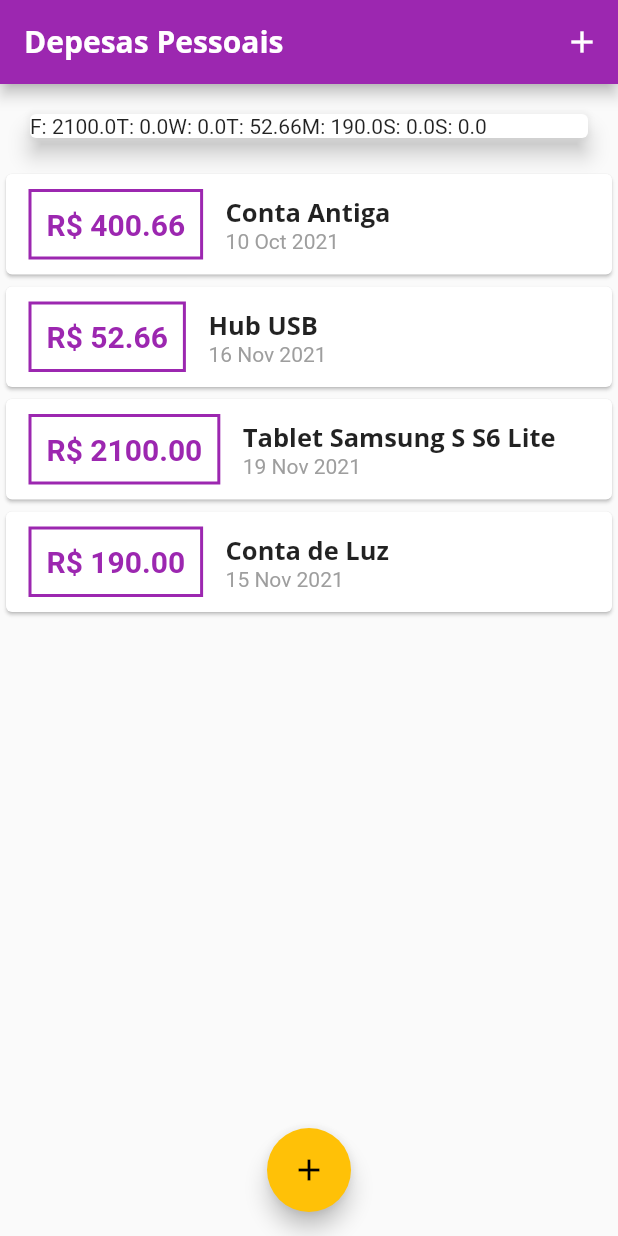
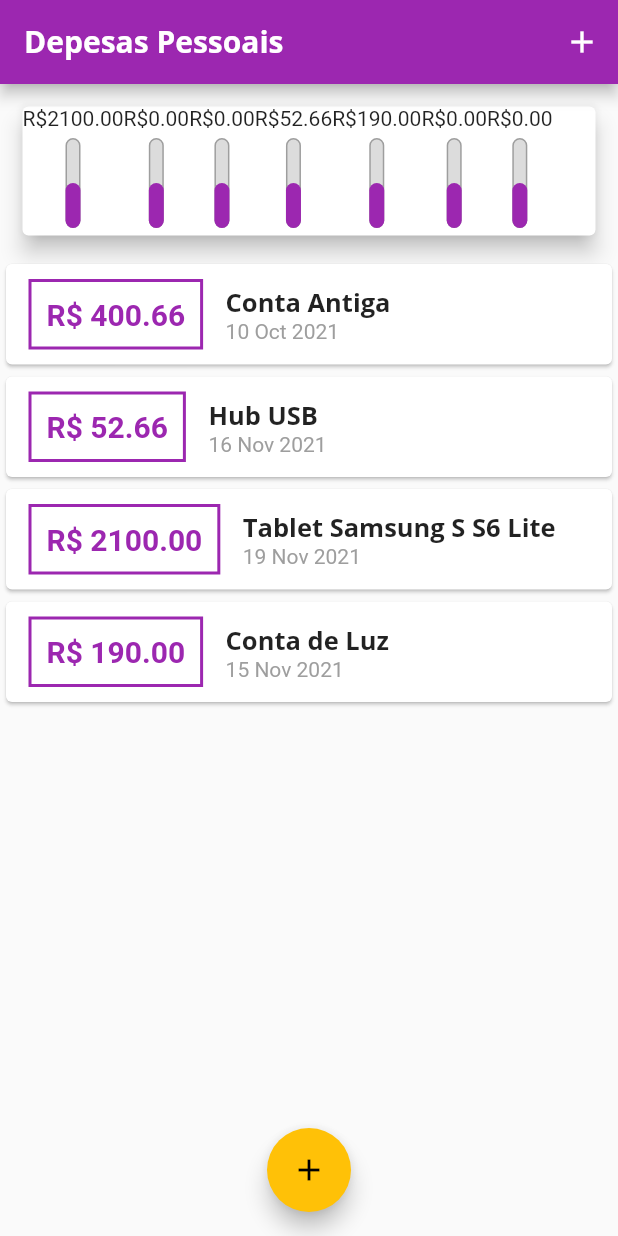
Before and after one commit to stroherdebora/Personal_Expenses, a Flutter app: the screen it shows after launch, on a phone screen of 412 x 824 dp. Run offline on Flutter 3.47's test engine with Material 2 defaults, Android fonts, the phone set to English and light mode, and no system bars.

Commit message:
added chart bar

```diff
--- a/lib/components/chart.dart
+++ b/lib/components/chart.dart
@@ -1,5 +1,6 @@
 import 'package:flutter/material.dart';
 import 'package:intl/intl.dart';
+import 'package:personal_expenses/components/chart_bar.dart';
 import 'package:personal_expenses/models/transaction.dart';
 
 class Chart extends StatelessWidget {
@@ -24,6 +25,9 @@
         }
       }
 
+      print(DateFormat.E().format(weekDay)[0]);
+      print(totalSum);
+
       return {
         'day': DateFormat.E().format(weekDay)[0],
         'value': totalSum,
@@ -36,10 +40,14 @@
     groupedTransactions;
     return Card(
       elevation: 6,
-      margin: EdgeInsets.all(20),
+      margin: EdgeInsets.all(15),
       child: Row(
         children: groupedTransactions.map((tr) {
-          return Text('${tr['day']}: ${tr['value']}');
+          return ChartBar(
+            label: tr['day'],
+            value: tr['value'],
+            percentage: 0.5,
+          );
         }).toList(),
       ),
     );
--- a/lib/components/chart_bar.dart
+++ b/lib/components/chart_bar.dart
@@ -0,0 +1,53 @@
+import 'package:flutter/material.dart';
+
+class ChartBar extends StatelessWidget {
+  final String label;
+  final double value;
+  final double percentage;
+
+  const ChartBar({
+    Key key,
+    this.label,
+    this.value,
+    this.percentage,
+  }) : super(key: key);
+
+  @override
+  Widget build(BuildContext context) {
+    return Column(
+      children: [
+        Text('R\$${value.toStringAsFixed(2)}'),
+        SizedBox(height: 5),
+        Container(
+          height: 60,
+          width: 10,
+          child: Stack(
+            alignment: Alignment.bottomCenter,
+            children: [
+              Container(
+                decoration: BoxDecoration(
+                  border: Border.all(
+                    color: Colors.grey,
+                    width: 1.0,
+                  ),
+                  color: Color.fromRGBO(220, 220, 220, 1),
+                  borderRadius: BorderRadius.circular(5),
+                ),
+              ),
+              FractionallySizedBox(
+                heightFactor: percentage,
+                child: Container(
+                  decoration: BoxDecoration(
+                    color: Theme.of(context).primaryColor,
+                    borderRadius: BorderRadius.circular(5),
+                  ),
+                ),
+              ),
+            ],
+          ),
+        ),
+        SizedBox(height: 5),
+      ],
+    );
+  }
+}
```
